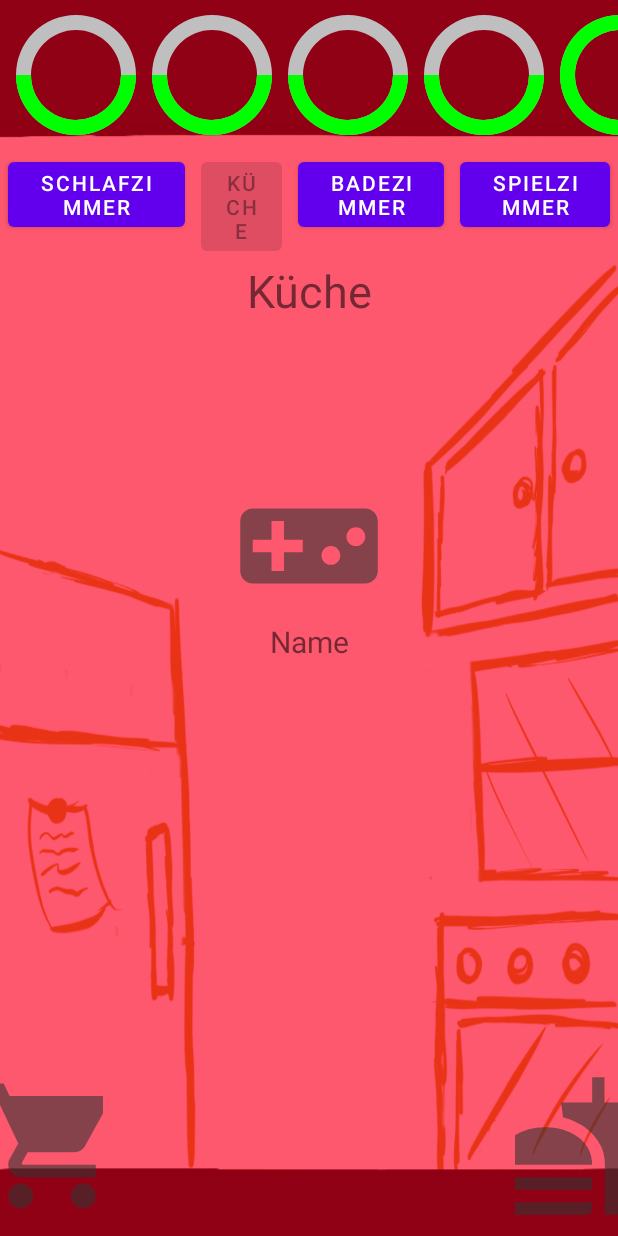
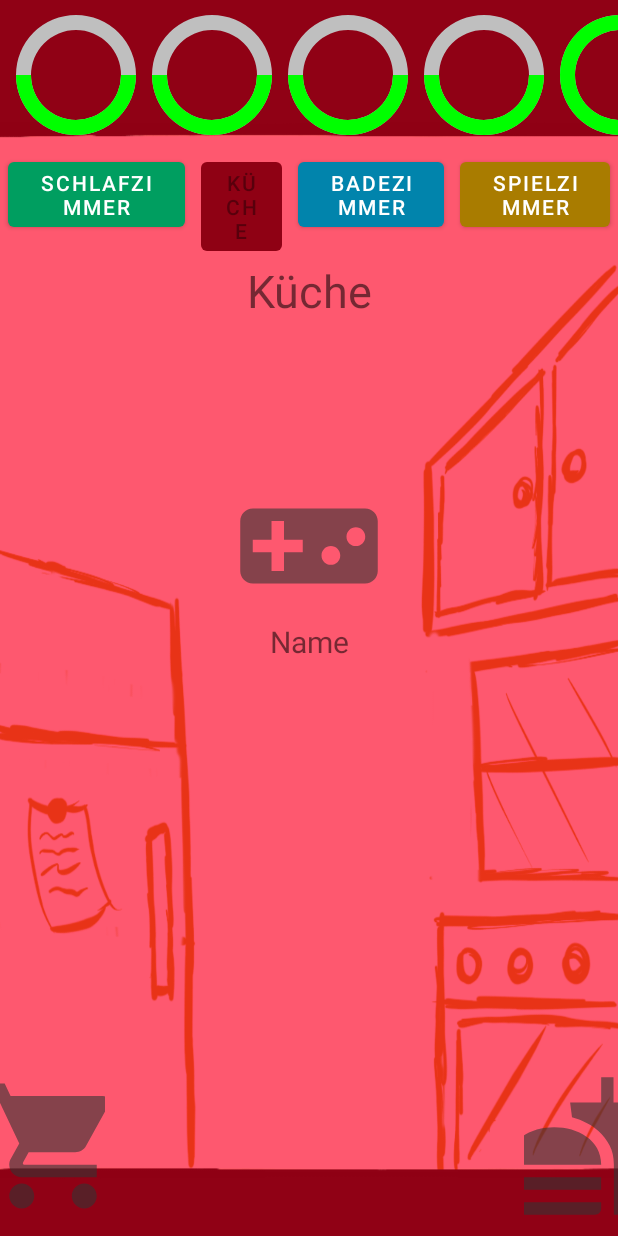
Before and after one commit to Puelro/Tamagochi, an Android app: the Game screen opened directly, with no data from a screen before it, after a tap on "KÜCHE", on a phone screen of 412 x 824 dp. Run offline under Robolectric (Android 15) with nearby library versions, the phone set to English and light mode, and no system bars.

Commit message:
Timer-Handler um Werte konstant zu senken Potion-Button hinzugefügt

```diff
--- a/app/src/main/java/com/example/tamagochi/Game.java
+++ b/app/src/main/java/com/example/tamagochi/Game.java
@@ -2,6 +2,7 @@ package com.example.tamagochi;
 
 import android.content.Intent;
 import android.os.Bundle;
+import android.os.Handler;
 import android.view.View;
 import android.widget.Button;
 import android.widget.ImageButton;
@@ -20,6 +21,10 @@ public class Game extends AppCompatActivity {
     /**Number of food-supplies*/
     private int food;
 
+    /**Counter and Interval to reduce Pet-values*/
+    int counter = 0;
+    int interval = 10;
+
     /**TextView to indicate the current room*/
     private TextView textViewRoom;
 
@@ -33,11 +38,13 @@ public class Game extends AppCompatActivity {
     private Button buttonKitchen;
     private ImageButton buttonMenu;
     private ImageButton buttonFood;
+    private ImageButton buttonPotion;
     private ImageButton buttonStore;
     private ImageButton buttonSleep;
     private ImageButton buttonPlay;
     private ImageButton buttonPet;
     private ImageButton buttonWash;
+    //TODO Kaffee Button (füllt Energy sofort auf)
 
     @Override
     protected void onStart() {
@@ -58,6 +65,8 @@ public class Game extends AppCompatActivity {
         progressBarManager.updateProgressbarHunger(30);
 
         updateProgressbarAll();
+
+        timer.run();
 
         //TODO In der Küche starten
         /**The Game starts in the Kitchen*/
@@ -146,6 +155,21 @@ public class Game extends AppCompatActivity {
             }
         });
 
+        buttonPotion = findViewById(R.id.btnPotion);
+        /*buttonPotion.setEnabled(false);
+        if(potion > 0){
+            buttonPotion.setEnabled(true);
+        }*/
+        buttonFood.setOnClickListener(new View.OnClickListener(){
+            @Override
+            public void onClick(View v) {
+                if(myPet.getHealth() < 100) {
+                    myPet.updateHealth(40);
+                    updateProgressbarAll();
+                }
+            }
+        });
+
         buttonStore = findViewById(R.id.btnStore);
         buttonStore.setOnClickListener(new View.OnClickListener() {
             @Override
@@ -189,13 +213,35 @@ public class Game extends AppCompatActivity {
         });
     }
 
+    /**Timer-Handler to reduce Pet-Values*/
+    private Handler handler = new Handler();
+    private Runnable timer = new Runnable() {
+        @Override
+        public void run() {
+            if(counter < interval){
+                counter++;
+            }else{
+                myPet.updateHunger(-1);
+                myPet.updateEnergy(-1);
+                myPet.updateCleanliness(-1);
+                myPet.updateHappiness(-1);
+                updateProgressbarAll();
+                counter = 0;
+                //TODO Health senken wenn 3 von 4 Werten 0 erreichen
+            }
+            handler.postDelayed(timer, 500);
+        }
+    };
+
+
     //TODO Bilder für die Kaufoptionen einfügen
     public void shopMenu(){
         AlertDialog.Builder alertDialog = new AlertDialog.Builder(this);
         alertDialog.setMessage("Shop");
         alertDialog.setCancelable(true);
 
-        //alertDialog.setNeutralButtonIcon(getDrawable(R.drawable.download));
+        //alertDialog.setNeutralButtonIcon(getDrawable(R.drawable.food));
+        //alertDialog.setNeutralButtonIcon(getDrawable(R.drawable.potion));
 
         alertDialog.create().show();
     }
--- /dev/null
+++ b/app/src/main/res/drawable-anydpi/potion.xml
@@ -0,0 +1,11 @@
+<vector xmlns:android="http://schemas.android.com/apk/res/android"
+    android:width="24dp"
+    android:height="24dp"
+    android:viewportWidth="24"
+    android:viewportHeight="24"
+    android:tint="#333333"
+    android:alpha="0.6">
+  <path
+      android:fillColor="@android:color/white"
+      android:pathData="M4.25,5.61C6.27,8.2 10,13 10,13v6c0,0.55 0.45,1 1,1h2c0.55,0 1,-0.45 1,-1v-6c0,0 3.72,-4.8 5.74,-7.39C20.25,4.95 19.78,4 18.95,4H5.04C4.21,4 3.74,4.95 4.25,5.61z"/>
+</vector>
--- a/app/src/main/res/layout/activity_game.xml
+++ b/app/src/main/res/layout/activity_game.xml
@@ -128,7 +128,8 @@
                 android:layout_marginEnd="5dp"
                 android:layout_marginRight="5dp"
                 android:layout_weight="1"
-                android:text="@string/tvBedroom" />
+                android:text="@string/tvBedroom"
+                app:backgroundTint="#009e60" />
 
             <Button
                 android:id="@+id/btnKitchen"
@@ -139,7 +140,8 @@
                 android:layout_marginEnd="5dp"
                 android:layout_marginRight="5dp"
                 android:layout_weight="1"
-                android:text="@string/tvKitchen" />
+                android:text="@string/tvKitchen"
+                app:backgroundTint="#8f0114" />
 
             <Button
                 android:id="@+id/btnBathroom"
@@ -150,7 +152,8 @@
                 android:layout_marginEnd="5dp"
                 android:layout_marginRight="5dp"
                 android:layout_weight="1"
-                android:text="@string/tvBathroom" />
+                android:text="@string/tvBathroom"
+                app:backgroundTint="#0184ac" />
 
             <Button
                 android:id="@+id/btnPlayroom"
@@ -161,7 +164,8 @@
                 android:layout_marginEnd="5dp"
                 android:layout_marginRight="5dp"
                 android:layout_weight="1"
-                android:text="@string/tvPlayroom" />
+                android:text="@string/tvPlayroom"
+                app:backgroundTint="#a97c00" />
 
         </LinearLayout>
 
@@ -253,6 +257,15 @@
                 android:background="@null"
                 android:src="@drawable/food" />
 
+            <ImageButton
+                android:id="@+id/btnPotion"
+                android:layout_width="wrap_content"
+                android:layout_height="wrap_content"
+                android:layout_weight="1"
+                android:background="@null"
+                android:rotation="180"
+                android:src="@drawable/potion" />
+
         </LinearLayout>
     </LinearLayout>
 </androidx.constraintlayout.widget.ConstraintLayout>
```
Also changed, not shown: app/src/main/res/drawable-hdpi/potion.png (added), app/src/main/res/drawable-mdpi/potion.png (added), app/src/main/res/drawable-xhdpi/potion.png (added), app/src/main/res/drawable-xxhdpi/potion.png (added).
